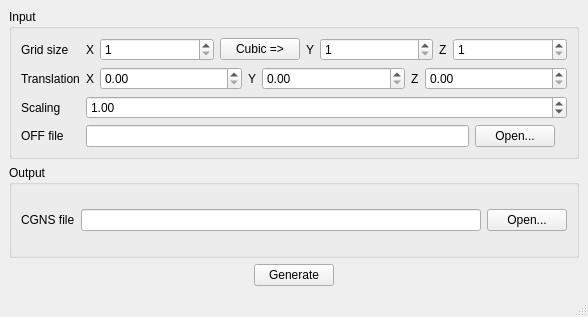
First picture: the form in cutcell.ui, repository bduncan/cutcell, before the edit.
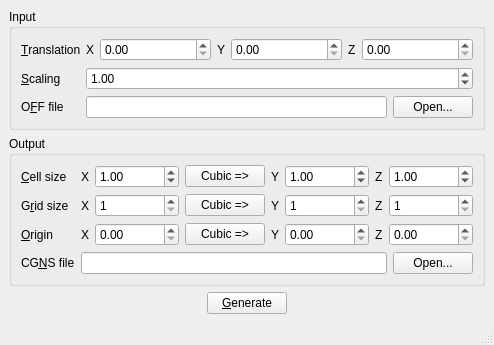
Second picture: the form after the edit.

Commit message: Update the GUI to use the cell/grid transform.

Patch:
```diff
--- a/cutcell.ui
+++ b/cutcell.ui
@@ -2,14 +2,6 @@
 <ui version="4.0">
  <class>MainWindow</class>
  <widget class="QMainWindow" name="MainWindow">
-  <property name="geometry">
-   <rect>
-    <x>0</x>
-    <y>0</y>
-    <width>588</width>
-    <height>317</height>
-   </rect>
-  </property>
   <property name="windowTitle">
    <string>Cutcell</string>
   </property>
@@ -22,87 +14,21 @@
         <property name="title">
          <string>Input</string>
         </property>
-        <layout class="QGridLayout" name="gridLayout_3">
+        <layout class="QGridLayout" name="gridLayout_3" columnstretch="0,0,1">
          <item row="0" column="0">
-          <widget class="QLabel" name="gridSizeLabel">
-           <property name="text">
-            <string>Grid size</string>
-           </property>
-          </widget>
-         </item>
-         <item row="0" column="1" colspan="3">
-          <layout class="QHBoxLayout" name="horizontalLayout_4" stretch="0,1,0,0,1,0,1">
-           <item>
-            <widget class="QLabel" name="gridSizeXLabel">
-             <property name="text">
-              <string>X</string>
-             </property>
-            </widget>
-           </item>
-           <item>
-            <widget class="QSpinBox" name="gridSizeXSpinBox">
-             <property name="minimum">
-              <number>1</number>
-             </property>
-             <property name="maximum">
-              <number>99999</number>
-             </property>
-            </widget>
-           </item>
-           <item>
-            <widget class="QPushButton" name="cubicButton">
-             <property name="text">
-              <string>Cubic =&gt;</string>
-             </property>
-            </widget>
-           </item>
-           <item>
-            <widget class="QLabel" name="gridSizeYLabel">
-             <property name="text">
-              <string>Y</string>
-             </property>
-            </widget>
-           </item>
-           <item>
-            <widget class="QSpinBox" name="gridSizeYSpinBox">
-             <property name="minimum">
-              <number>1</number>
-             </property>
-             <property name="maximum">
-              <number>99999</number>
-             </property>
-            </widget>
-           </item>
-           <item>
-            <widget class="QLabel" name="gridSizeZLabel">
-             <property name="text">
-              <string>Z</string>
-             </property>
-            </widget>
-           </item>
-           <item>
-            <widget class="QSpinBox" name="gridSizeZSpinBox">
-             <property name="minimum">
-              <number>1</number>
-             </property>
-             <property name="maximum">
-              <number>99999</number>
-             </property>
-            </widget>
-           </item>
-          </layout>
-         </item>
-         <item row="1" column="0">
           <widget class="QLabel" name="translationLabel">
            <property name="text">
-            <string>Translation</string>
+            <string>&amp;Translation</string>
+           </property>
+           <property name="buddy">
+            <cstring>translationXSpinBox</cstring>
            </property>
           </widget>
          </item>
-         <item row="1" column="1" colspan="3">
+         <item row="0" column="1" colspan="2">
           <layout class="QHBoxLayout" name="horizontalLayout_5" stretch="0,1,0,1,0,1">
            <item>
-            <widget class="QLabel" name="label">
+            <widget class="QLabel" name="transXLabel">
              <property name="text">
               <string>X</string>
              </property>
@@ -112,7 +38,7 @@
             <widget class="QDoubleSpinBox" name="translationXSpinBox"/>
            </item>
            <item>
-            <widget class="QLabel" name="label_2">
+            <widget class="QLabel" name="transYLabel">
              <property name="text">
               <string>Y</string>
              </property>
@@ -122,7 +48,7 @@
             <widget class="QDoubleSpinBox" name="translationYSpinBox"/>
            </item>
            <item>
-            <widget class="QLabel" name="label_3">
+            <widget class="QLabel" name="transZLabel">
              <property name="text">
               <string>Z</string>
              </property>
@@ -133,14 +59,17 @@
            </item>
           </layout>
          </item>
-         <item row="2" column="0">
+         <item row="1" column="0">
           <widget class="QLabel" name="scalingLabel">
            <property name="text">
-            <string>Scaling</string>
+            <string>&amp;Scaling</string>
+           </property>
+           <property name="buddy">
+            <cstring>scalingSpinBox</cstring>
            </property>
           </widget>
          </item>
-         <item row="2" column="1" colspan="3">
+         <item row="1" column="1" colspan="2">
           <widget class="QDoubleSpinBox" name="scalingSpinBox">
            <property name="maximum">
             <double>9999.000000000000000</double>
@@ -150,14 +79,17 @@
            </property>
           </widget>
          </item>
-         <item row="3" column="0">
+         <item row="2" column="0">
           <widget class="QLabel" name="offFileLabel">
            <property name="text">
-            <string>OFF file</string>
+            <string>O&amp;FF file</string>
+           </property>
+           <property name="buddy">
+            <cstring>offFileLineEdit</cstring>
            </property>
           </widget>
          </item>
-         <item row="3" column="1">
+         <item row="2" column="1" colspan="2">
           <layout class="QHBoxLayout" name="horizontalLayout_6">
            <item>
             <widget class="QLineEdit" name="offFileLineEdit"/>
@@ -181,18 +113,216 @@
       <property name="title">
        <string>Output</string>
       </property>
-      <layout class="QHBoxLayout" name="horizontalLayout_3">
-       <item>
-        <widget class="QLabel" name="cgnsFileLabel">
+      <layout class="QGridLayout" name="gridLayout_2">
+       <item row="0" column="2" colspan="2">
+        <layout class="QHBoxLayout" name="horizontalLayout_7" stretch="0,1,0,0,1,0,1">
+         <item>
+          <widget class="QLabel" name="cellSizeXLabel">
+           <property name="text">
+            <string>X</string>
+           </property>
+          </widget>
+         </item>
+         <item>
+          <widget class="QDoubleSpinBox" name="cellSizeXDoubleSpinBox">
+           <property name="maximum">
+            <double>9999999.000000000000000</double>
+           </property>
+           <property name="value">
+            <double>1.000000000000000</double>
+           </property>
+          </widget>
+         </item>
+         <item>
+          <widget class="QPushButton" name="cellSizeCubicButton">
+           <property name="text">
+            <string>Cubic =&gt;</string>
+           </property>
+          </widget>
+         </item>
+         <item>
+          <widget class="QLabel" name="cellSizeYLabel">
+           <property name="text">
+            <string>Y</string>
+           </property>
+          </widget>
+         </item>
+         <item>
+          <widget class="QDoubleSpinBox" name="cellSizeYDoubleSpinBox">
+           <property name="maximum">
+            <double>9999999.000000000000000</double>
+           </property>
+           <property name="value">
+            <double>1.000000000000000</double>
+           </property>
+          </widget>
+         </item>
+         <item>
+          <widget class="QLabel" name="cellSizeZLabel">
+           <property name="text">
+            <string>Z</string>
+           </property>
+          </widget>
+         </item>
+         <item>
+          <widget class="QDoubleSpinBox" name="cellSizeZDoubleSpinBox">
+           <property name="maximum">
+            <double>9999999.000000000000000</double>
+           </property>
+           <property name="value">
+            <double>1.000000000000000</double>
+           </property>
+          </widget>
+         </item>
+        </layout>
+       </item>
+       <item row="1" column="0">
+        <widget class="QLabel" name="gridSizeLabel">
          <property name="text">
-          <string>CGNS file</string>
+          <string>G&amp;rid size</string>
          </property>
+         <property name="buddy">
+          <cstring>gridSizeXSpinBox</cstring>
+         </property>
         </widget>
        </item>
-       <item>
+       <item row="1" column="2" colspan="2">
+        <layout class="QHBoxLayout" name="horizontalLayout_9" stretch="0,1,0,0,1,0,1">
+         <item>
+          <widget class="QLabel" name="gridSizeXLabel">
+           <property name="text">
+            <string>X</string>
+           </property>
+          </widget>
+         </item>
+         <item>
+          <widget class="QSpinBox" name="gridSizeXSpinBox">
+           <property name="minimum">
+            <number>1</number>
+           </property>
+           <property name="maximum">
+            <number>99999</number>
+           </property>
+          </widget>
+         </item>
+         <item>
+          <widget class="QPushButton" name="gridSizeCubicButton">
+           <property name="text">
+            <string>Cubic =&gt;</string>
+           </property>
+          </widget>
+         </item>
+         <item>
+          <widget class="QLabel" name="gridSizeYLabel">
+           <property name="text">
+            <string>Y</string>
+           </property>
+          </widget>
+         </item>
+         <item>
+          <widget class="QSpinBox" name="gridSizeYSpinBox">
+           <property name="minimum">
+            <number>1</number>
+           </property>
+           <property name="maximum">
+            <number>99999</number>
+           </property>
+          </widget>
+         </item>
+         <item>
+          <widget class="QLabel" name="gridSizeZLabel">
+           <property name="text">
+            <string>Z</string>
+           </property>
+          </widget>
+         </item>
+         <item>
+          <widget class="QSpinBox" name="gridSizeZSpinBox">
+           <property name="minimum">
+            <number>1</number>
+           </property>
+           <property name="maximum">
+            <number>99999</number>
+           </property>
+          </widget>
+         </item>
+        </layout>
+       </item>
+       <item row="2" column="0">
+        <widget class="QLabel" name="originLabel">
+         <property name="text">
+          <string>&amp;Origin</string>
+         </property>
+         <property name="buddy">
+          <cstring>originXDoubleSpinBox</cstring>
+         </property>
+        </widget>
+       </item>
+       <item row="2" column="2" colspan="2">
+        <layout class="QHBoxLayout" name="horizontalLayout_10" stretch="0,1,0,0,1,0,1">
+         <item>
+          <widget class="QLabel" name="originXLabel">
+           <property name="text">
+            <string>X</string>
+           </property>
+          </widget>
+         </item>
+         <item>
+          <widget class="QDoubleSpinBox" name="originXDoubleSpinBox"/>
+         </item>
+         <item>
+          <widget class="QPushButton" name="originCubicButton">
+           <property name="text">
+            <string>Cubic =&gt;</string>
+           </property>
+          </widget>
+         </item>
+         <item>
+          <widget class="QLabel" name="originYLabel">
+           <property name="text">
+            <string>Y</string>
+           </property>
+          </widget>
+         </item>
+         <item>
+          <widget class="QDoubleSpinBox" name="originYDoubleSpinBox"/>
+         </item>
+         <item>
+          <widget class="QLabel" name="originZLabel">
+           <property name="text">
+            <string>Z</string>
+           </property>
+          </widget>
+         </item>
+         <item>
+          <widget class="QDoubleSpinBox" name="originZDoubleSpinBox"/>
+         </item>
+        </layout>
+       </item>
+       <item row="5" column="2">
         <widget class="QLineEdit" name="cgnsFileLineEdit"/>
        </item>
-       <item>
+       <item row="5" column="0">
+        <widget class="QLabel" name="cgnsFileLabel">
+         <property name="text">
+          <string>CG&amp;NS file</string>
+         </property>
+         <property name="buddy">
+          <cstring>cgnsFileLineEdit</cstring>
+         </property>
+        </widget>
+       </item>
+       <item row="0" column="0">
+        <widget class="QLabel" name="cellSizeLabel">
+         <property name="text">
+          <string>&amp;Cell size</string>
+         </property>
+         <property name="buddy">
+          <cstring>cellSizeXDoubleSpinBox</cstring>
+         </property>
+        </widget>
+       </item>
+       <item row="5" column="3">
         <widget class="QPushButton" name="cgnsOpenButton">
          <property name="text">
           <string>Open...</string>
@@ -211,8 +341,8 @@
         </property>
         <property name="sizeHint" stdset="0">
          <size>
-          <width>40</width>
-          <height>20</height>
+          <width>0</width>
+          <height>0</height>
          </size>
         </property>
        </spacer>
@@ -220,7 +350,7 @@
       <item>
        <widget class="QPushButton" name="generateButton">
         <property name="text">
-         <string>Generate</string>
+         <string>&amp;Generate</string>
         </property>
        </widget>
       </item>
@@ -231,8 +361,8 @@
         </property>
         <property name="sizeHint" stdset="0">
          <size>
-          <width>40</width>
-          <height>20</height>
+          <width>0</width>
+          <height>0</height>
          </size>
         </property>
        </spacer>
@@ -241,16 +371,7 @@
     </item>
    </layout>
   </widget>
-  <widget class="QMenuBar" name="menubar">
-   <property name="geometry">
-    <rect>
-     <x>0</x>
-     <y>0</y>
-     <width>588</width>
-     <height>21</height>
-    </rect>
-   </property>
-  </widget>
+  <widget class="QMenuBar" name="menubar"/>
   <widget class="QStatusBar" name="statusbar"/>
  </widget>
  <resources/>
```
The commit also changes 2 other files.
